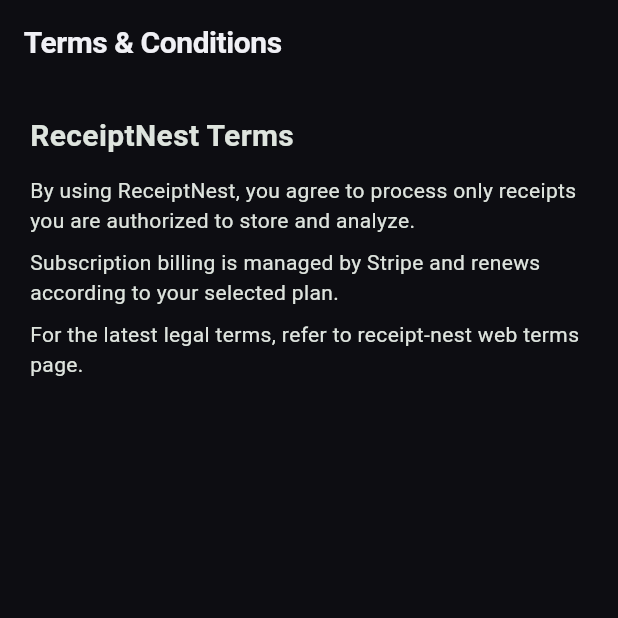
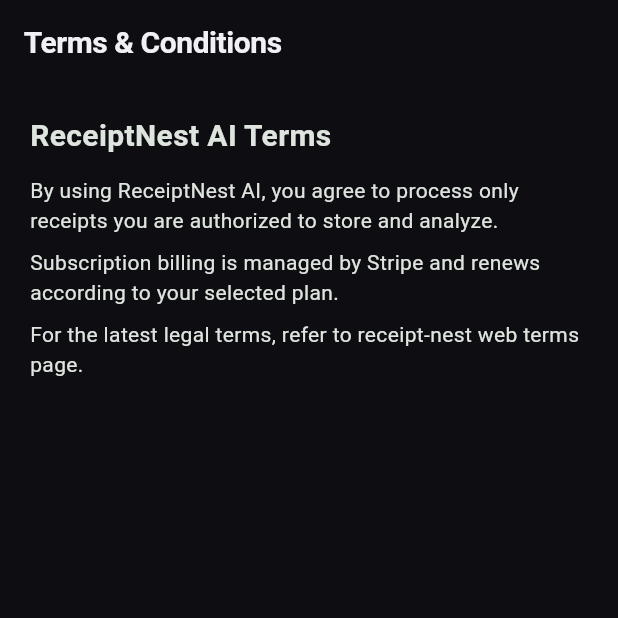
Before and after one commit to EdmondMbadu/receiptnest-mobile, a Flutter app: the TermsScreen screen opened by its route, on a phone screen of 412 x 824 dp, the top half of it. Run offline on Flutter 3.47's test engine with Material 3 defaults, Android fonts, the phone set to English and light mode, and no system bars; our stand-ins replace cached_network_image, cloud_firestore, cloud_functions, file_picker, firebase_auth, firebase_core and 9 more; accounts and stored records are empty; generated files the repository leaves out were written again; network calls fail.

Commit message:
added the name of AI

```diff
--- a/lib/src/app.dart
+++ b/lib/src/app.dart
@@ -14,7 +14,7 @@ class ReceiptNestApp extends ConsumerWidget {
     final themeMode = ref.watch(themeModeProvider);
 
     return MaterialApp.router(
-      title: 'ReceiptNest',
+      title: 'ReceiptNest AI',
       debugShowCheckedModeBanner: false,
       theme: AppTheme.light,
       darkTheme: AppTheme.dark,
--- a/lib/src/core/widgets/brand_header.dart
+++ b/lib/src/core/widgets/brand_header.dart
@@ -40,7 +40,7 @@ class BrandHeader extends StatelessWidget {
         ),
         const SizedBox(height: 16),
         Text(
-          'ReceiptNest',
+          'ReceiptNest AI',
           style: Theme.of(context).textTheme.headlineSmall?.copyWith(
                 fontWeight: FontWeight.w800,
                 letterSpacing: -0.5,
--- a/lib/src/features/admin/presentation/admin_screen.dart
+++ b/lib/src/features/admin/presentation/admin_screen.dart
@@ -14,7 +14,7 @@ class AdminScreen extends ConsumerStatefulWidget {
 class _AdminScreenState extends ConsumerState<AdminScreen> {
   final _toController = TextEditingController();
   final _subjectController = TextEditingController(text: 'Test Email');
-  final _messageController = TextEditingController(text: 'This is a test email from ReceiptNest.');
+  final _messageController = TextEditingController(text: 'This is a test email from ReceiptNest AI.');
 
   bool _sending = false;
   String? _error;
--- a/lib/src/features/share/presentation/share_view_screen.dart
+++ b/lib/src/features/share/presentation/share_view_screen.dart
@@ -52,7 +52,7 @@ class _ShareViewScreenState extends ConsumerState<ShareViewScreen> {
   @override
   Widget build(BuildContext context) {
     return Scaffold(
-      appBar: AppBar(title: const Text('Shared ReceiptNest View')),
+      appBar: AppBar(title: const Text('Shared ReceiptNest AI View')),
       body: _loading
           ? const Center(child: CircularProgressIndicator())
           : _error != null
--- a/lib/src/features/shell/presentation/app_shell_screen.dart
+++ b/lib/src/features/shell/presentation/app_shell_screen.dart
@@ -42,7 +42,7 @@ class AppShellScreen extends ConsumerWidget {
       },
       child: Scaffold(
         appBar: AppBar(
-          title: Text(profile?.displayName ?? 'ReceiptNest'),
+          title: Text(profile?.displayName ?? 'ReceiptNest AI'),
           actions: [
             IconButton(
               icon: Icon(
@@ -151,7 +151,7 @@ class AppShellScreen extends ConsumerWidget {
                     ),
                     const SizedBox(height: 16),
                     Text(
-                      profile?.displayName ?? 'ReceiptNest',
+                      profile?.displayName ?? 'ReceiptNest AI',
                       style: Theme.of(context).textTheme.titleLarge,
                     ),
                     if (profile != null && profile.email.isNotEmpty) ...[
@@ -192,7 +192,7 @@ class AppShellScreen extends ConsumerWidget {
               Padding(
                 padding: const EdgeInsets.all(24),
                 child: Text(
-                  'ReceiptNest',
+                  'ReceiptNest AI',
                   style: Theme.of(context).textTheme.bodySmall?.copyWith(
                         color: cs.onSurface.withValues(alpha: 0.3),
                         fontWeight: FontWeight.w600,
--- a/lib/src/features/static/presentation/terms_screen.dart
+++ b/lib/src/features/static/presentation/terms_screen.dart
@@ -11,11 +11,11 @@ class TermsScreen extends StatelessWidget {
         padding: const EdgeInsets.all(20),
         children: const [
           Text(
-            'ReceiptNest Terms',
+            'ReceiptNest AI Terms',
             style: TextStyle(fontSize: 20, fontWeight: FontWeight.bold),
           ),
           SizedBox(height: 12),
-          Text('By using ReceiptNest, you agree to process only receipts you are authorized to store and analyze.'),
+          Text('By using ReceiptNest AI, you agree to process only receipts you are authorized to store and analyze.'),
           SizedBox(height: 8),
           Text('Subscription billing is managed by Stripe and renews according to your selected plan.'),
           SizedBox(height: 8),
--- a/pubspec.yaml
+++ b/pubspec.yaml
@@ -1,5 +1,5 @@
 name: receiptnest_mobile
-description: "ReceiptNest native mobile app"
+description: "ReceiptNest AI native mobile app"
 publish_to: 'none'
 version: 1.0.0+1
 
```
Also changed, not shown: 5 other files.
